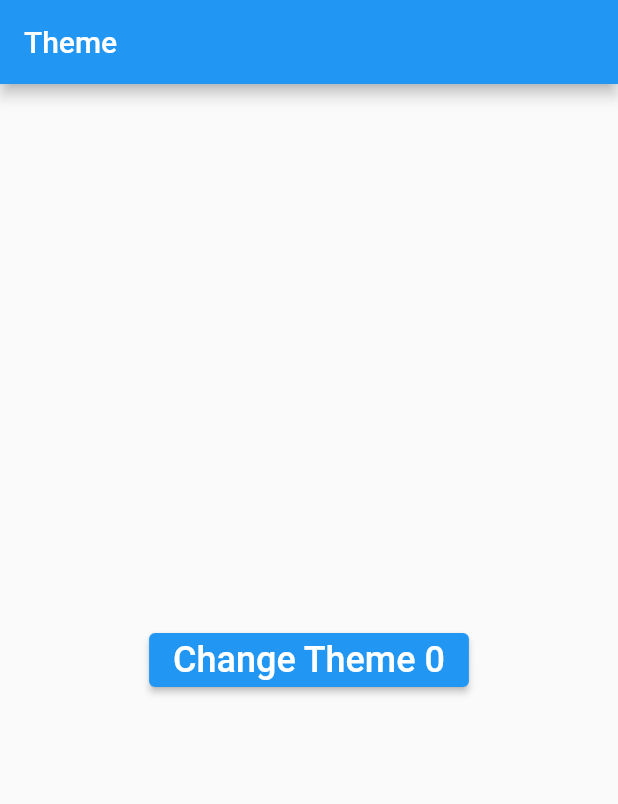
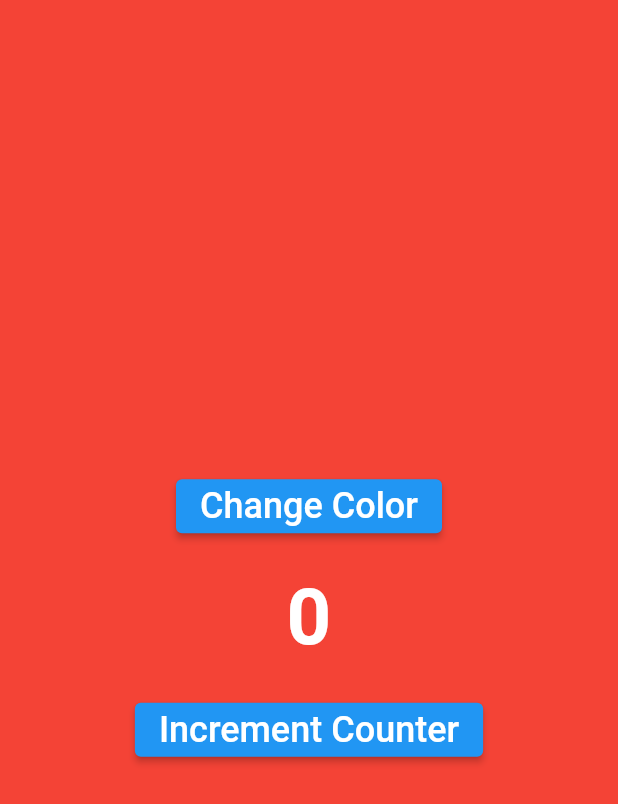
Before and after one commit to adeelzahid1/cubit_bloc, a Flutter app: the screen it shows after launch, on a phone screen of 412 x 824 dp. Shown: the top 804 px of the screen. Run offline on Flutter 3.47's test engine with Material 2 defaults, Android fonts, the phone set to English and light mode, and no system bars; our stand-ins replace bloc, equatable, flutter_bloc.

Commit message:
counting with multi cubit working fine

```diff
--- /dev/null
+++ b/lib/cubits/counting/counting_cubit.dart
@@ -0,0 +1,44 @@
+import 'dart:async';
+
+import 'package:bloc/bloc.dart';
+import 'package:cubit_bloc/cubits/color/color_cubit.dart';
+import 'package:equatable/equatable.dart';
+import 'package:flutter/material.dart';
+
+part 'counting_state.dart';
+
+class CountingCubit extends Cubit<CountingState> {
+  int incrementSize = 1;
+  final ColorCubit colorCubit;
+  late final StreamSubscription colorSubscription;
+
+ CountingCubit({required this.colorCubit})
+  : super(CountingState.initial()){
+    colorSubscription = colorCubit.stream.listen((ColorState colorState) {
+      if(colorState.color == Colors.red){
+        incrementSize = 1;
+      }
+      else if(colorState.color == Colors.blue){
+        incrementSize = 10;
+      }
+      else if(colorState.color == Colors.green){
+        incrementSize = 100;
+      }
+      else if(colorState.color == Colors.black){
+       emit(state.copyWith(counting: state.counting - 100));
+       incrementSize = -100;
+      }
+    });
+  }
+
+  void changeCounting(){
+    emit(state.copyWith(counting: state.counting + incrementSize));
+  }
+
+
+  Future<void>close(){
+    colorSubscription.cancel();
+    return super.close();
+  }
+
+}
--- /dev/null
+++ b/lib/cubits/counting/counting_state.dart
@@ -0,0 +1,25 @@
+part of 'counting_cubit.dart';
+
+class CountingState extends Equatable {
+  final int counting;
+
+  const CountingState({required this.counting});
+
+  factory CountingState.initial(){
+    return CountingState(counting: 0);
+  }
+
+  @override
+  List<Object> get props => [counting];
+
+  @override
+  String toString() => 'CountingState(counting: $counting)';
+
+  CountingState copyWith({
+    int? counting,
+  }) {
+    return CountingState(
+      counting: counting ?? this.counting,
+    );
+  }
+}
--- a/lib/main.dart
+++ b/lib/main.dart
@@ -1,6 +1,6 @@
-import 'package:cubit_bloc/cubits/theme/theme_cubit.dart';
+import 'package:cubit_bloc/cubits/color/color_cubit.dart';
+import 'package:cubit_bloc/cubits/counting/counting_cubit.dart';
 import 'package:flutter/material.dart';
-import 'dart:math';
 import 'package:flutter_bloc/flutter_bloc.dart';
 
 void main() {
@@ -12,23 +12,21 @@ class MyApp extends StatelessWidget {
 
   @override
   Widget build(BuildContext context) {
-    return BlocProvider<ThemeCubit>(
-      create: (context) => ThemeCubit(),
-      child: BlocBuilder<ThemeCubit, ThemeState>(
-        builder: (context, state) {
-        return MaterialApp(
-          title: 'Event Payload',
-          debugShowCheckedModeBanner: false,
-          theme: state.appTheme == AppTheme.light
-              ? ThemeData.light()
-              : ThemeData.dark(),
-          home: const MyHomePage(),
+    return BlocProvider<ColorCubit>(
+      create: (context) => ColorCubit(),
+      child: BlocProvider<CountingCubit>(
+        create: (context) => CountingCubit(
+          colorCubit: context.read<ColorCubit>(),
+          ),
+          child: MaterialApp(
+            title: 'Cubit to Cubit basics',
+            debugShowCheckedModeBanner:  false,
+            theme: ThemeData(primarySwatch: Colors.blue),
+            home: MyHomePage(),
+          ),
+      ),
+
         );
-      }),
-
-
-
-    );
   }
 }
 
@@ -38,24 +36,40 @@ class MyHomePage extends StatelessWidget {
   @override
   Widget build(BuildContext context) {
     return Scaffold(
-      appBar: AppBar(
-        title: Text('Theme'),
-      ),
+      backgroundColor: context.watch<ColorCubit>().state.color,
       body: Center(
-        child: ElevatedButton(
-          child: BlocBuilder<ThemeCubit, ThemeState>(
-            builder: (context, state) {
-              return Text(
-                'Change Theme ${state.randomNum}',
+        child: Column(
+          mainAxisAlignment: MainAxisAlignment.center,
+          children: [
+            ElevatedButton(
+              child: Text(
+                'Change Color',
                 style: TextStyle(fontSize: 24.0),
-              );
-            },
-          ),
-          onPressed: () {
-            final int randInt = Random().nextInt(1000);
-            print('randInt: $randInt');
-            context.read<ThemeCubit>().changeTheme(randInt);
-          },
+              ),
+              onPressed: () {
+                context.read<ColorCubit>().changeColor();
+              },
+            ),
+            SizedBox(height: 20.0),
+            Text(
+              '${context.watch<CountingCubit>().state.counting}',
+              style: TextStyle(
+                fontSize: 52.0,
+                fontWeight: FontWeight.bold,
+                color: Colors.white,
+              ),
+            ),
+            SizedBox(height: 20.0),
+            ElevatedButton(
+              child: Text(
+                'Increment Counter',
+                style: TextStyle(fontSize: 24.0),
+              ),
+              onPressed: () {
+                context.read<CountingCubit>().changeCounting();
+              },
+            ),
+          ],
         ),
       ),
     );
```
